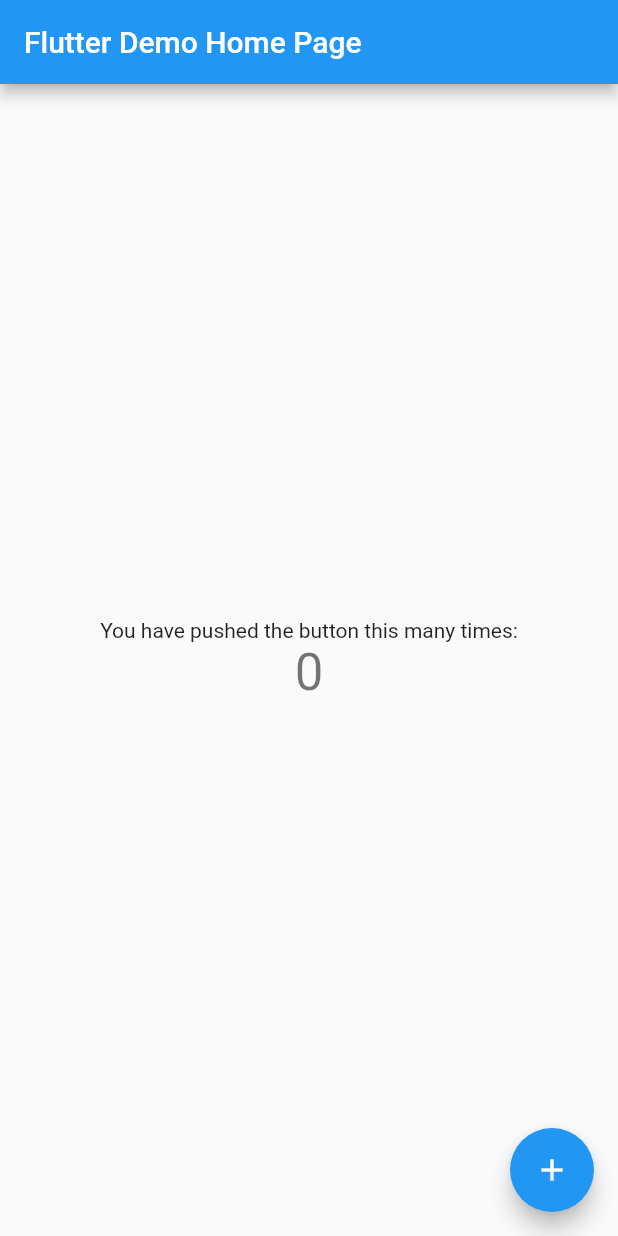
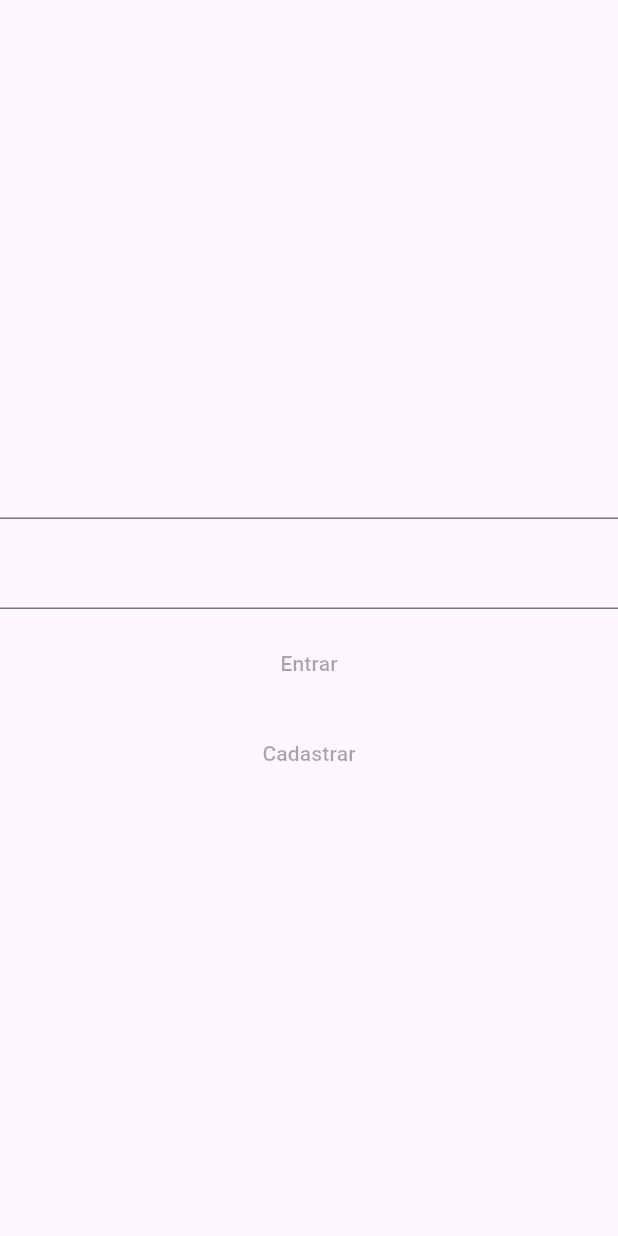
Before and after one commit to davidjonathancf/simplemessage, a Flutter app: the screen it shows after launch, on a phone screen of 412 x 824 dp. Run offline on Flutter 3.47's test engine with Material 2 defaults, Android fonts, the light colour scheme and no system bars.

Commit message:
home_page

```diff
--- a/lib/main.dart
+++ b/lib/main.dart
@@ -1,4 +1,6 @@
 import 'package:flutter/material.dart';
+
+import 'ui/home_page.dart';
 
 void main() {
   runApp(const MyApp());
@@ -7,109 +9,15 @@
 class MyApp extends StatelessWidget {
   const MyApp({super.key});
 
-  // This widget is the root of your application.
   @override
   Widget build(BuildContext context) {
     return MaterialApp(
       title: 'Flutter Demo',
       theme: ThemeData(
-        // This is the theme of your application.
-        //
-        // Try running your application with "flutter run". You'll see the
-        // application has a blue toolbar. Then, without quitting the app, try
-        // changing the primarySwatch below to Colors.green and then invoke
-        // "hot reload" (press "r" in the console where you ran "flutter run",
-        // or simply save your changes to "hot reload" in a Flutter IDE).
-        // Notice that the counter didn't reset back to zero; the application
-        // is not restarted.
-        primarySwatch: Colors.blue,
+        colorScheme: ColorScheme.fromSeed(seedColor: Colors.deepPurple),
+        useMaterial3: true,
       ),
-      home: const MyHomePage(title: 'Flutter Demo Home Page'),
+      home: HomePage(),
     );
   }
 }
-
-class MyHomePage extends StatefulWidget {
-  const MyHomePage({super.key, required this.title});
-
-  // This widget is the home page of your application. It is stateful, meaning
-  // that it has a State object (defined below) that contains fields that affect
-  // how it looks.
-
-  // This class is the configuration for the state. It holds the values (in this
-  // case the title) provided by the parent (in this case the App widget) and
-  // used by the build method of the State. Fields in a Widget subclass are
-  // always marked "final".
-
-  final String title;
-
-  @override
-  State<MyHomePage> createState() => _MyHomePageState();
-}
-
-class _MyHomePageState extends State<MyHomePage> {
-  int _counter = 0;
-
-  void _incrementCounter() {
-    setState(() {
-      // This call to setState tells the Flutter framework that something has
-      // changed in this State, which causes it to rerun the build method below
-      // so that the display can reflect the updated values. If we changed
-      // _counter without calling setState(), then the build method would not be
-      // called again, and so nothing would appear to happen.
-      _counter++;
-    });
-  }
-
-  @override
-  Widget build(BuildContext context) {
-    // This method is rerun every time setState is called, for instance as done
-    // by the _incrementCounter method above.
-    //
-    // The Flutter framework has been optimized to make rerunning build methods
-    // fast, so that you can just rebuild anything that needs updating rather
-    // than having to individually change instances of widgets.
-    return Scaffold(
-      appBar: AppBar(
-        // Here we take the value from the MyHomePage object that was created by
-        // the App.build method, and use it to set our appbar title.
-        title: Text(widget.title),
-      ),
-      body: Center(
-        // Center is a layout widget. It takes a single child and positions it
-        // in the middle of the parent.
-        child: Column(
-          // Column is also a layout widget. It takes a list of children and
-          // arranges them vertically. By default, it sizes itself to fit its
-          // children horizontally, and tries to be as tall as its parent.
-          //
-          // Invoke "debug painting" (press "p" in the console, choose the
-          // "Toggle Debug Paint" action from the Flutter Inspector in Android
-          // Studio, or the "Toggle Debug Paint" command in Visual Studio Code)
-          // to see the wireframe for each widget.
-          //
-          // Column has various properties to control how it sizes itself and
-          // how it positions its children. Here we use mainAxisAlignment to
-          // center the children vertically; the main axis here is the vertical
-          // axis because Columns are vertical (the cross axis would be
-          // horizontal).
-          mainAxisAlignment: MainAxisAlignment.center,
-          children: <Widget>[
-            const Text(
-              'You have pushed the button this many times:',
-            ),
-            Text(
-              '$_counter',
-              style: Theme.of(context).textTheme.headlineMedium,
-            ),
-          ],
-        ),
-      ),
-      floatingActionButton: FloatingActionButton(
-        onPressed: _incrementCounter,
-        tooltip: 'Increment',
-        child: const Icon(Icons.add),
-      ), // This trailing comma makes auto-formatting nicer for build methods.
-    );
-  }
-}
--- /dev/null
+++ b/lib/ui/home_page.dart
@@ -0,0 +1,21 @@
+import 'package:flutter/material.dart';
+
+class HomePage extends StatelessWidget {
+  @override
+  Widget build(BuildContext context) {
+    return Scaffold (
+      body: Column (
+        mainAxisAlignment: MainAxisAlignment.center,
+        children: [
+          TextFormField(),
+          const SizedBox(height: 12.0),
+          TextFormField(),
+          const SizedBox(height: 12.0),
+          TextButton(onPressed: null, child: const Text('Entrar')),
+          const SizedBox(height: 12.0),
+          TextButton(onPressed: null, child: const Text('Cadastrar')),
+      ],
+      ),
+    );
+  }
+}
```
